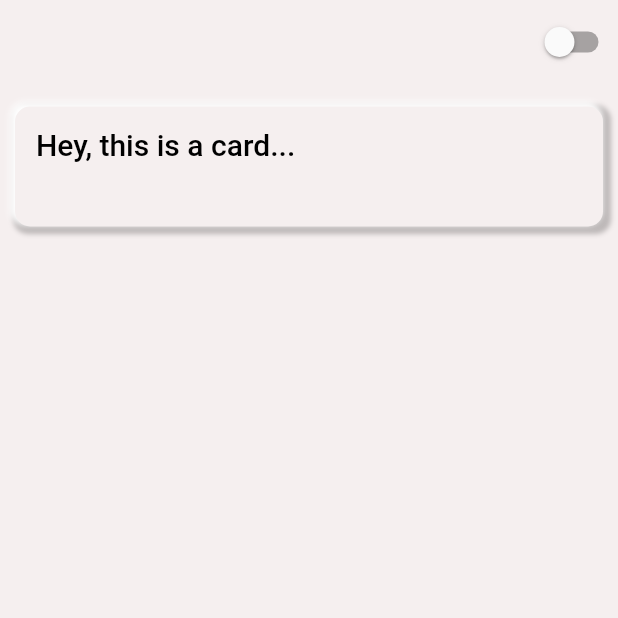
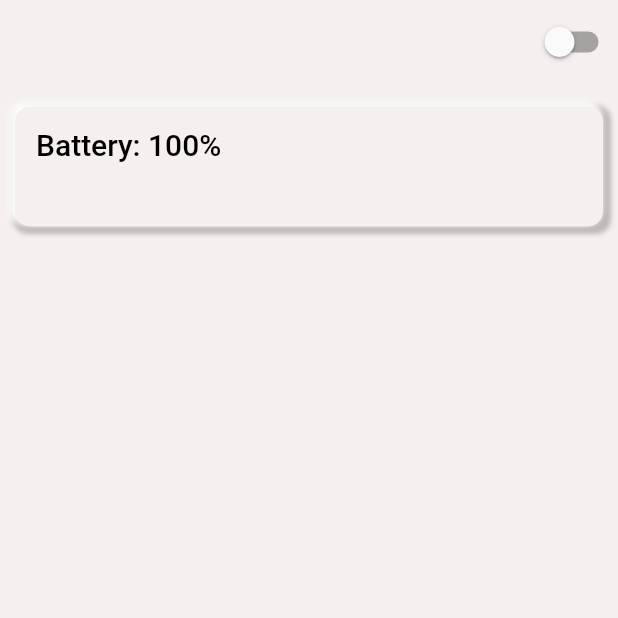
Before and after one commit to fourpointfour/device-info, a Flutter app: the screen it shows after launch, on a phone screen of 412 x 824 dp, the top half of it. Run offline on Flutter 3.47's test engine with Material 2 defaults, Android fonts, the phone set to English and light mode, and no system bars; our stand-ins replace battery.

Commit message:
battery module added

```diff
--- /dev/null
+++ b/lib/containers.dart
@@ -0,0 +1,47 @@
+import 'package:flutter/material.dart';
+
+class CardForData extends StatefulWidget {
+  final String? dataForCard;
+  CardForData({this.dataForCard});
+
+  @override
+  _CardForDataState createState() => _CardForDataState();
+}
+
+class _CardForDataState extends State<CardForData> {
+  @override
+  Widget build(BuildContext context) {
+    return Container(
+      margin: EdgeInsets.only(top: 15, left: 10, right: 10),
+      padding: EdgeInsets.all(10),
+      height: 80,
+      width: MediaQuery.of(context).size.width,
+      decoration: BoxDecoration(
+        color: Theme.of(context).scaffoldBackgroundColor,
+        borderRadius: BorderRadius.all(Radius.circular(10)),
+        boxShadow: [
+          BoxShadow(
+            offset: Offset(2, 2),
+            color: Theme.of(context).shadowColor,
+            spreadRadius: 3,
+            blurRadius: 2,
+          ),
+          BoxShadow(
+            offset: Offset(-2, -2),
+            color: Colors.white,
+            spreadRadius: 1,
+            blurRadius: 3,
+          ),
+        ],
+      ),
+      child: Card(
+        elevation: 0,
+        color: Theme.of(context).scaffoldBackgroundColor,
+        child: Text(
+          '${widget.dataForCard}',
+          style: Theme.of(context).textTheme.headline6,
+        ),
+      ),
+    );
+  }
+}
--- a/lib/main.dart
+++ b/lib/main.dart
@@ -1,3 +1,7 @@
+import 'dart:async';
+
+import 'package:battery/battery.dart';
+import 'package:device_info/containers.dart';
 import 'package:device_info/stateNotifier.dart';
 import 'package:flutter/cupertino.dart';
 import 'package:flutter/material.dart';
@@ -36,6 +40,28 @@ class HomePage extends StatefulWidget {
 }
 
 class _HomePageState extends State<HomePage> {
+  final Battery _battery = Battery();
+  var _batteryLevel;
+  BatteryState ? _batteryState;
+  late StreamSubscription<BatteryState> _batteryStateSubscription;
+
+  @override
+  void initState(){
+    super.initState();
+    _batteryStateSubscription = _battery.onBatteryStateChanged.listen((state) {
+      setState(() async{
+        _batteryState = state;
+        _batteryLevel = await _battery.batteryLevel;
+      });
+    });
+  }
+
+  @override
+  void dispose() {
+    super.dispose();
+    _batteryStateSubscription.cancel();
+  }
+
   @override
   Widget build(BuildContext context) {
     return Container(
@@ -54,41 +80,7 @@ class _HomePageState extends State<HomePage> {
           ],
         ),
         body: SafeArea(
-          child: Container(
-            margin: EdgeInsets.only(top: 15, left: 10, right: 10),
-            padding: EdgeInsets.all(10),
-            height: 80,
-            width: MediaQuery.of(context).size.width,
-            decoration: BoxDecoration(
-              color: Theme.of(context).scaffoldBackgroundColor,
-              borderRadius: BorderRadius.all(Radius.circular(10)),
-              boxShadow: [
-                BoxShadow(
-                  offset: Offset(2, 2),
-                  color: Theme.of(context).shadowColor,
-                  spreadRadius: 3,
-                  blurRadius: 2,
-                ),
-                BoxShadow(
-                  offset: Offset(-2, -2),
-                  color: Colors.white,
-                  spreadRadius: 1,
-                  blurRadius: 3,
-                ),
-              ],
-            ),
-            child: GestureDetector(
-              onTap: () => openSnackBar(context, 'Card tapped!'),
-              child: Card(
-                elevation: 0,
-                color: Theme.of(context).scaffoldBackgroundColor,
-                child: Text(
-                  'Hey, this is a card...',
-                  style: Theme.of(context).textTheme.headline6,
-                ),
-          ),
-            ),
-          ),
+          child: CardForData(dataForCard: 'Battery: ${_batteryLevel}%',),
         ),
       ),
     );
--- a/pubspec.yaml
+++ b/pubspec.yaml
@@ -18,7 +18,7 @@ publish_to: 'none' # Remove this line if you wish to publish to pub.dev
 version: 1.0.0+1
 
 environment:
-  sdk: ">=2.7.0 <3.0.0"
+  sdk: ">=2.12.0 <3.0.0"
 
 dependencies:
   flutter:
@@ -29,6 +29,7 @@ dependencies:
   # Use with the CupertinoIcons class for iOS style icons.
   cupertino_icons: ^1.0.2
   provider: ^5.0.0
+  battery: ^2.0.1
 
 dev_dependencies:
   flutter_test:
```
Also changed, not shown: lib/dataFile.dart (added), pubspec.lock.
